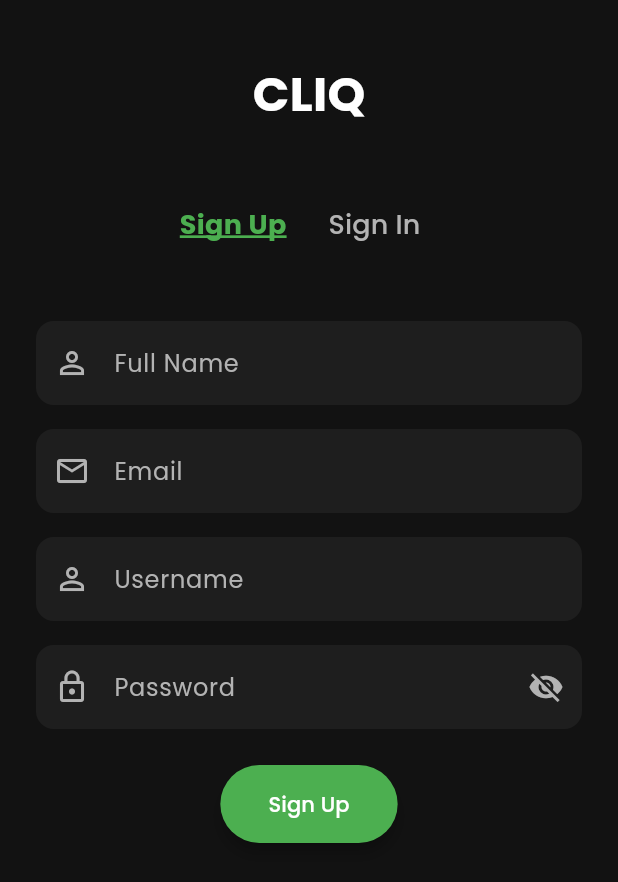
After one commit to C-Ronny/cliq, a Flutter app: the RegisterScreen screen opened by its route, on a phone screen of 412 x 824 dp. The commit adds this screen. Shown: the top 882 px of the screen. Run offline on Flutter 3.47's test engine with Material 3 defaults, Android fonts, the phone set to English and light mode, and no system bars; our stand-ins replace flutter_dotenv, go_router, google_fonts, supabase_flutter; accounts and stored records are empty.

Commit message:
Added register screen and defined path in go router page, and changed app theme

```diff
--- a/lib/main.dart
+++ b/lib/main.dart
@@ -23,7 +23,7 @@ class MyApp extends StatelessWidget {
     return MaterialApp.router(
       title: 'Cliq',
       debugShowCheckedModeBanner: false,
-      theme: ThemeData.dark(),
+      theme: appTheme(),
       routerConfig: router, // Using GoRouter setup for navigation
     );
   }
--- a/lib/presentation/navigation/routes.dart
+++ b/lib/presentation/navigation/routes.dart
@@ -2,6 +2,7 @@ import 'package:go_router/go_router.dart';
 import 'package:cliq/presentation/screens/splash_screen.dart';
 import 'package:cliq/presentation/screens/login_screen.dart';
 import 'package:cliq/presentation/screens/home_screen.dart';
+import 'package:cliq/presentation/screens/register_screen.dart';
 
 final GoRouter router = GoRouter(
   initialLocation: '/',
@@ -15,6 +16,10 @@ final GoRouter router = GoRouter(
       builder: (context, state) => const LoginScreen(),
     ),
     GoRoute(
+      path: '/register',
+      builder: (context, state) => const RegisterScreen(),
+    ),
+    GoRoute(
       path: '/home',
       builder: (context, state) => const HomeScreen(),
     ),
--- /dev/null
+++ b/lib/presentation/screens/register_screen.dart
@@ -0,0 +1,175 @@
+import 'package:flutter/material.dart';
+import 'package:supabase_flutter/supabase_flutter.dart';
+import 'package:go_router/go_router.dart';
+
+class RegisterScreen extends StatefulWidget {
+  const RegisterScreen({super.key});
+
+  @override
+  State<RegisterScreen> createState() => _RegisterScreenState();
+}
+
+class _RegisterScreenState extends State<RegisterScreen> {
+  final _fullNameController = TextEditingController();
+  final _emailController = TextEditingController();
+  final _usernameController = TextEditingController();
+  final _passwordController = TextEditingController();
+  bool _isPasswordVisible = false;
+
+  @override
+  void dispose() {
+    _fullNameController.dispose();
+    _emailController.dispose();
+    _usernameController.dispose();
+    _passwordController.dispose();
+    super.dispose();
+  }
+
+  Future<void> _register() async {
+    try {
+      final fullName = _fullNameController.text.trim();
+      final email = _emailController.text.trim();
+      final username = _usernameController.text.trim();
+      final password = _passwordController.text.trim();
+
+      if (fullName.isEmpty || email.isEmpty || username.isEmpty || password.isEmpty) {
+        ScaffoldMessenger.of(context).showSnackBar(
+          const SnackBar(content: Text('Please fill in all fields')),
+        );
+        return;
+      }
+
+      final supabase = Supabase.instance.client;
+      final response = await supabase.auth.signUp(
+        email: email,
+        password: password,
+        data: {
+          'full_name': fullName,
+          'username': username,
+        },
+      );
+
+      if (response.user != null) {
+        if (mounted) {
+          context.go('/home');
+        }
+      }
+    } catch (e) {
+      if (mounted) {
+        ScaffoldMessenger.of(context).showSnackBar(
+          SnackBar(content: Text('Registration failed: $e')),
+        );
+      }
+    }
+  }
+
+  @override
+  Widget build(BuildContext context) {
+    return Scaffold(
+      body: SafeArea(
+        child: SingleChildScrollView(
+          padding: const EdgeInsets.symmetric(horizontal: 24.0, vertical: 40.0),
+          child: Column(
+            crossAxisAlignment: CrossAxisAlignment.center,
+            children: [
+              const Text(
+                'CLIQ',
+                style: TextStyle(
+                  fontSize: 32,
+                  fontWeight: FontWeight.bold,
+                  color: Color(0xFFFFFFFF),
+                ),
+              ),
+              const SizedBox(height: 40),
+              Row(
+                mainAxisAlignment: MainAxisAlignment.center,
+                children: [
+                  const Text(
+                    'Sign Up',
+                    style: TextStyle(
+                      fontSize: 18,
+                      fontWeight: FontWeight.bold,
+                      color: Color(0xFF4CAF50),
+                      decoration: TextDecoration.underline,
+                      decorationColor: Color(0xFF4CAF50),
+                      decorationThickness: 2,
+                    ),
+                  ),
+                  const SizedBox(width: 16),
+                  TextButton(
+                    onPressed: () {
+                      context.go('/login');
+                    },
+                    child: const Text(
+                      'Sign In',
+                      style: TextStyle(
+                        fontSize: 18,
+                        color: Color(0xFFB3B3B3),
+                      ),
+                    ),
+                  ),
+                ],
+              ),
+              const SizedBox(height: 40),
+              TextField(
+                controller: _fullNameController,
+                decoration: const InputDecoration(
+                  hintText: 'Full Name',
+                  prefixIcon: Icon(Icons.person_outline),
+                ),
+                style: const TextStyle(color: Color(0xFFFFFFFF)),
+              ),
+              const SizedBox(height: 16),
+              TextField(
+                controller: _emailController,
+                decoration: const InputDecoration(
+                  hintText: 'Email',
+                  prefixIcon: Icon(Icons.email_outlined),
+                ),
+                style: const TextStyle(color: Color(0xFFFFFFFF)),
+                keyboardType: TextInputType.emailAddress,
+              ),
+              const SizedBox(height: 16),
+              TextField(
+                controller: _usernameController,
+                decoration: const InputDecoration(
+                  hintText: 'Username',
+                  prefixIcon: Icon(Icons.person_outline),
+                ),
+                style: const TextStyle(color: Color(0xFFFFFFFF)),
+              ),
+              const SizedBox(height: 16),
+              TextField(
+                controller: _passwordController,
+                decoration: InputDecoration(
+                  hintText: 'Password',
+                  prefixIcon: const Icon(Icons.lock_outline),
+                  suffixIcon: IconButton(
+                    icon: Icon(
+                      _isPasswordVisible
+                          ? Icons.visibility
+                          : Icons.visibility_off,
+                      color: const Color(0xFFB3B3B3),
+                    ),
+                    onPressed: () {
+                      setState(() {
+                        _isPasswordVisible = !_isPasswordVisible;
+                      });
+                    },
+                  ),
+                ),
+                style: const TextStyle(color: Color(0xFFFFFFFF)),
+                obscureText: !_isPasswordVisible,
+              ),
+              const SizedBox(height: 24),
+              ElevatedButton(
+                onPressed: _register,
+                child: const Text('Sign Up'),
+              ),
+            ],
+          ),
+        ),
+      ),
+    );
+  }
+}
```
